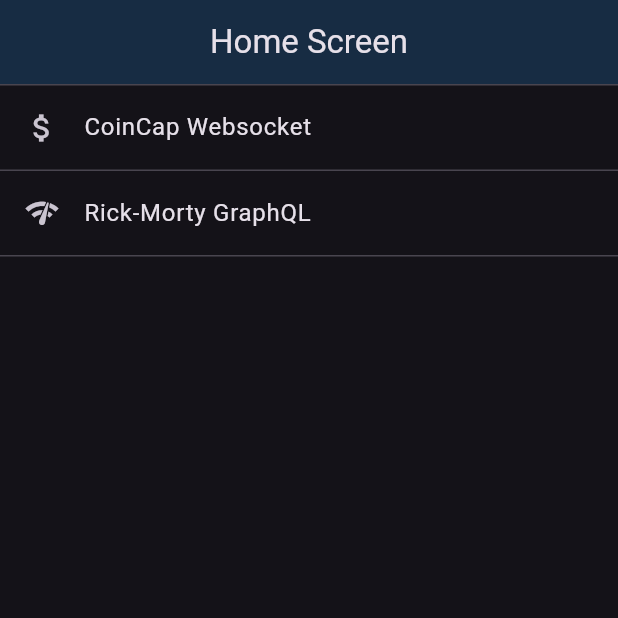
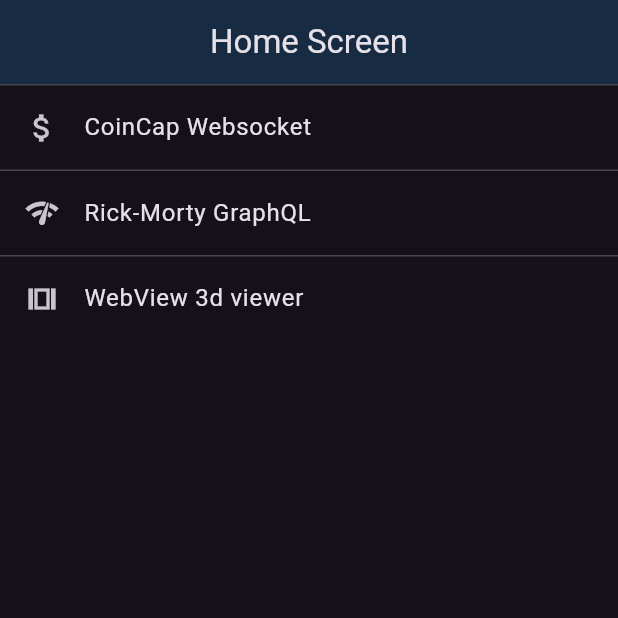
Before and after one commit to NathanDraco22/proto-app, a Flutter app: the screen it shows after launch, on a phone screen of 412 x 824 dp, the top half of it. Run offline on Flutter 3.47's test engine with Material 2 defaults, Android fonts, the phone set to English and light mode, and no system bars; our stand-ins replace built_collection, built_value, flutter_bloc, go_router, webview_flutter; missing offline and left inert: dart:html, ferry, ferry_exec, ferry_hive_store, gql, gql_code_builder and 2 more; accounts and stored records are empty.

Commit message:
web view added

```diff
--- a/lib/main.dart
+++ b/lib/main.dart
@@ -1,4 +1,6 @@
+import 'package:flutter/foundation.dart';
 import 'package:flutter/material.dart';
+import 'package:proto_app/modules/webview/view/webview_screen.dart';
 import 'package:proto_app/router/router.dart';
 
 void main() => runApp(const MyApp());
@@ -8,6 +10,13 @@ class MyApp extends StatelessWidget {
 
   @override
   Widget build(BuildContext context) {
+    if(kDebugMode){
+      return MaterialApp(
+        title: 'Proto App',
+        theme: ThemeData.dark(useMaterial3: true),
+        home:  const WebViewScreen(),
+      );
+    }
     return MaterialApp.router(
       debugShowCheckedModeBanner: false,
       title: 'Proto App',
--- a/lib/modules/home/home_screen.dart
+++ b/lib/modules/home/home_screen.dart
@@ -32,6 +32,13 @@ class HomeScreen extends StatelessWidget {
             },
           ),
           const Divider(height: 1),
+          ListTile(
+            leading: const Icon(Icons.view_array_outlined),
+            title:  const Text("WebView 3d viewer"),
+            onTap: () {
+              context.go('/webview');
+            },
+          ),
         ],
       ),
     );
--- a/lib/modules/modules_screens.dart
+++ b/lib/modules/modules_screens.dart
@@ -1,3 +1,4 @@
+export 'package:proto_app/modules/webview/view/webview_screen.dart';
 export 'package:proto_app/modules/rick_and_morty_gql/view/characters_screen.dart';
 export 'package:proto_app/modules/coin_cap_tracker/view/coin_screen.dart';
 export 'package:proto_app/modules/home/home_screen.dart';
--- a/lib/router/router.dart
+++ b/lib/router/router.dart
@@ -24,6 +24,12 @@ class AppRouter {
             builder: (context, state) => const CharactersScreen(),
           ),
 
+          GoRoute(
+            path: 'webview',
+            name: 'webview',
+            builder: (context, state) => const WebViewScreen(),
+          ),
+
 
         ]
       )
--- a/pubspec.yaml
+++ b/pubspec.yaml
@@ -40,6 +40,7 @@ dependencies:
   hive_flutter: null
   provider: ^6.0.5
   web_socket_channel: ^2.4.0
+  webview_flutter: ^4.4.1
 
 dev_dependencies:
   build_runner: null
```
Also changed, not shown: lib/modules/webview/view/html_webview.dart (added, +20 -0 lines), lib/modules/webview/view/mobile_webview.dart (added, +24 -0 lines), lib/modules/webview/view/webview_screen.dart (added, +28 -0 lines), pubspec.lock.
